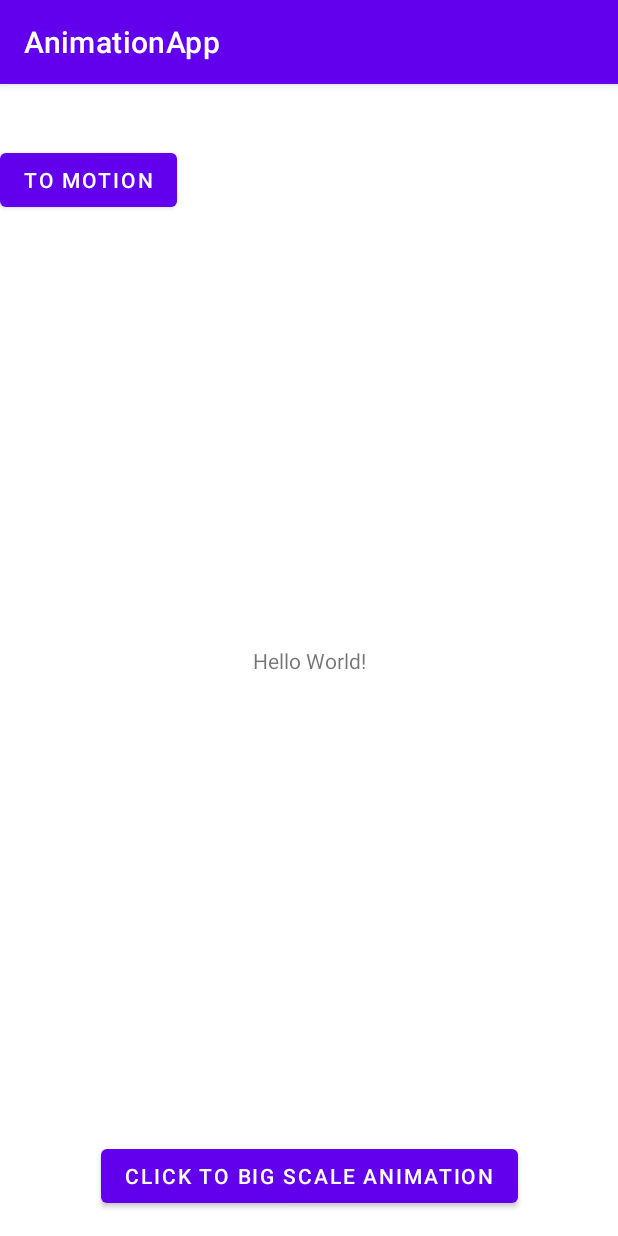
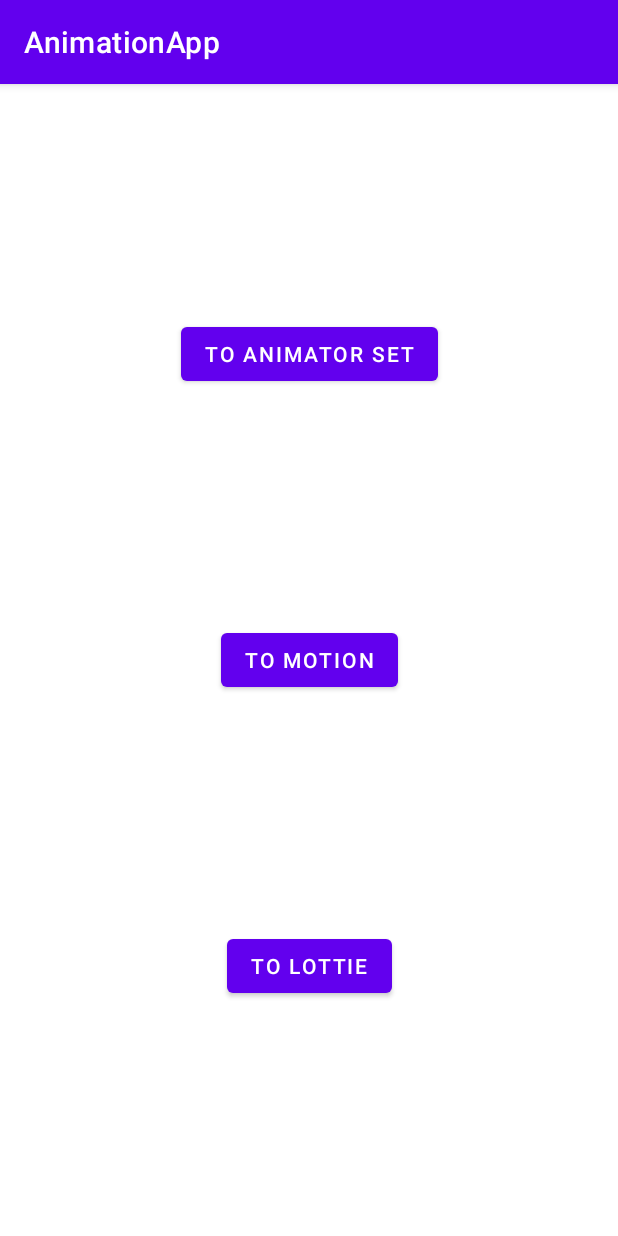
Before and after one commit to MarkYahorov/AnimationApp, an Android app: the screen it shows after launch (AnimatorSetActivity before the commit, NavigationActivity after it), on a phone screen of 412 x 824 dp. Run offline under Robolectric (Android 15) with nearby library versions, the phone set to English and light mode, and no system bars.

```diff
--- a/app/src/main/java/com/example/animationapp/LottieAnimationActivity.kt
+++ b/app/src/main/java/com/example/animationapp/LottieAnimationActivity.kt
@@ -2,7 +2,6 @@ package com.example.animationapp
 
 import androidx.appcompat.app.AppCompatActivity
 import android.os.Bundle
-import android.util.Log
 import android.widget.Button
 import com.airbnb.lottie.LottieAnimationView
 
@@ -17,7 +16,7 @@ class LottieAnimationActivity : AppCompatActivity() {
 
     override fun onCreate(savedInstanceState: Bundle?) {
         super.onCreate(savedInstanceState)
-        setContentView(R.layout.activity_main3)
+        setContentView(R.layout.lottie_activity)
 
         lottie = findViewById(R.id.lottie_view)
         startStopBtn = findViewById(R.id.stop_btn)
--- /dev/null
+++ b/app/src/main/java/com/example/animationapp/NavigationActivity.kt
@@ -0,0 +1,38 @@
+package com.example.animationapp
+
+import android.content.Intent
+import android.os.Bundle
+import android.widget.Button
+import androidx.appcompat.app.AppCompatActivity
+
+class NavigationActivity : AppCompatActivity() {
+
+    private lateinit var toAnimatorSetBtn: Button
+    private lateinit var toMotionBtn: Button
+    private lateinit var toLottieBtn: Button
+
+    override fun onCreate(savedInstanceState: Bundle?) {
+        super.onCreate(savedInstanceState)
+        setContentView(R.layout.navigation_activity)
+
+        toAnimatorSetBtn = findViewById(R.id.to_anim_set_button)
+        toMotionBtn = findViewById(R.id.to_motion_layout_btn)
+        toLottieBtn = findViewById(R.id.to_lottie_btn)
+    }
+
+    override fun onStart() {
+        super.onStart()
+
+        toAnimatorSetBtn.setOnClickListener {
+            startActivity(Intent(this, AnimatorSetActivity::class.java))
+        }
+
+        toMotionBtn.setOnClickListener {
+            startActivity(Intent(this, MotionLayoutActivity::class.java))
+        }
+
+        toLottieBtn.setOnClickListener {
+            startActivity(Intent(this, LottieAnimationActivity::class.java))
+        }
+    }
+}
--- a/app/src/main/res/layout/activity_main.xml
+++ b/app/src/main/res/layout/animator_set_activity.xml
@@ -26,13 +26,4 @@
         app:layout_constraintEnd_toEndOf="parent"
         app:layout_constraintStart_toStartOf="parent" />
 
-    <Button
-        android:id="@+id/button3"
-        android:layout_width="wrap_content"
-        android:layout_height="wrap_content"
-        android:layout_marginTop="40dp"
-        android:text="to motion"
-        app:layout_constraintStart_toStartOf="parent"
-        app:layout_constraintTop_toTopOf="parent" />
-
 </androidx.constraintlayout.widget.ConstraintLayout>
--- /dev/null
+++ b/app/src/main/res/layout/navigation_activity.xml
@@ -0,0 +1,37 @@
+<?xml version="1.0" encoding="utf-8"?>
+<androidx.constraintlayout.widget.ConstraintLayout xmlns:android="http://schemas.android.com/apk/res/android"
+    xmlns:app="http://schemas.android.com/apk/res-auto"
+    xmlns:tools="http://schemas.android.com/tools"
+    android:layout_width="match_parent"
+    android:layout_height="match_parent">
+
+    <Button
+        android:id="@+id/to_anim_set_button"
+        android:layout_width="wrap_content"
+        android:layout_height="wrap_content"
+        android:text="To Animator set"
+        app:layout_constraintBottom_toTopOf="@+id/to_motion_layout_btn"
+        app:layout_constraintEnd_toEndOf="parent"
+        app:layout_constraintStart_toStartOf="parent"
+        app:layout_constraintTop_toTopOf="parent" />
+
+    <Button
+        android:id="@+id/to_motion_layout_btn"
+        android:layout_width="wrap_content"
+        android:layout_height="wrap_content"
+        android:text="To motion"
+        app:layout_constraintBottom_toTopOf="@+id/to_lottie_btn"
+        app:layout_constraintEnd_toEndOf="parent"
+        app:layout_constraintStart_toStartOf="parent"
+        app:layout_constraintTop_toBottomOf="@+id/to_anim_set_button" />
+
+    <Button
+        android:id="@+id/to_lottie_btn"
+        android:layout_width="wrap_content"
+        android:layout_height="wrap_content"
+        android:text="to lottie"
+        app:layout_constraintBottom_toBottomOf="parent"
+        app:layout_constraintEnd_toEndOf="parent"
+        app:layout_constraintStart_toStartOf="parent"
+        app:layout_constraintTop_toBottomOf="@+id/to_motion_layout_btn" />
+</androidx.constraintlayout.widget.ConstraintLayout>
```
Also changed, not shown: app/src/main/AndroidManifest.xml (+7 -0 lines), app/src/main/java/com/example/animationapp/AnimatorSetActivity.kt (+21 -10 lines), app/src/main/java/com/example/animationapp/MotionLayoutActivity.kt (+7 -5 lines), app/src/main/res/layout/motion_activity.xml (renamed from app/src/main/res/layout/activity_main2.xml, +0 -10 lines), app/src/main/res/xml/activity_main2_scene.xml (+0 -20 lines), app/src/main/res/layout/lottie_activity.xml (renamed from app/src/main/res/layout/activity_main3.xml).
